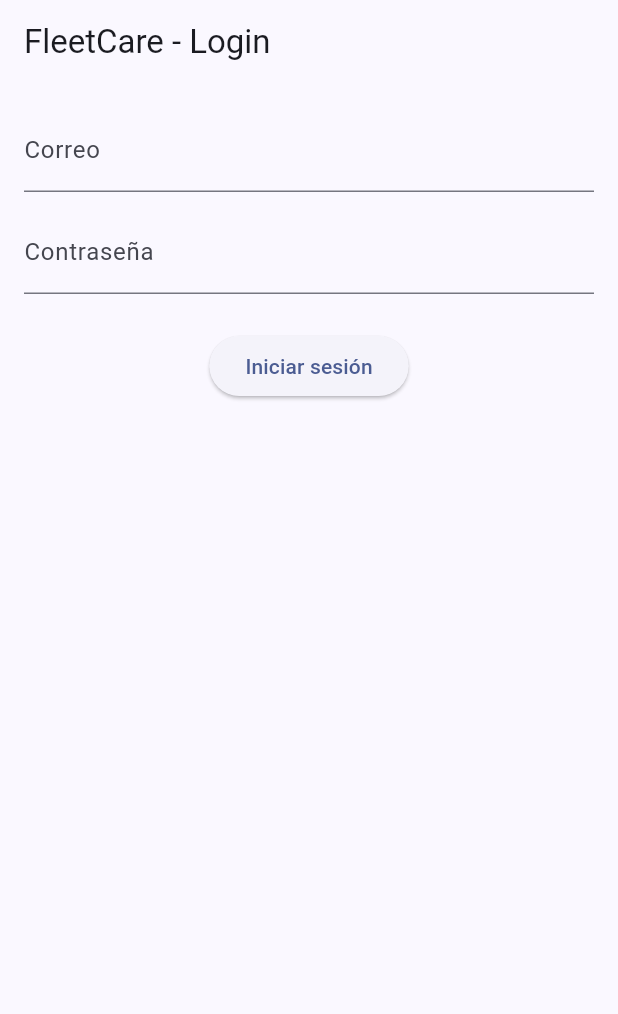
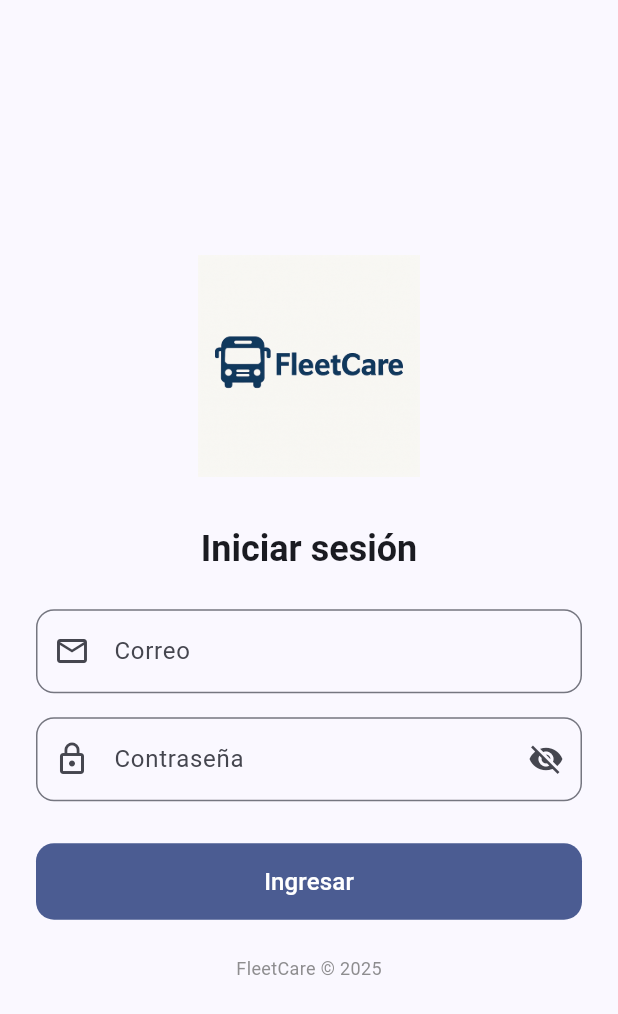
Before and after one commit to Brandon-Meneses/fleetcare_mvp, a Flutter app: the screen it shows after launch, on a phone screen of 412 x 824 dp. Shown: the top 1014 px of the screen. Run offline on Flutter 3.47's test engine with Material 3 defaults, Android fonts, the phone set to English and light mode, and no system bars; our stand-ins replace dio, flutter_riverpod, freezed_annotation, go_router, pdf, printing and 1 more.

Commit message:
Ajuste en vista de login

```diff
--- a/lib/src/features/auth/presentation/login_page.dart
+++ b/lib/src/features/auth/presentation/login_page.dart
@@ -13,6 +13,7 @@ class LoginPage extends ConsumerStatefulWidget {
 class _LoginPageState extends ConsumerState<LoginPage> {
   final _emailCtrl = TextEditingController();
   final _passCtrl = TextEditingController();
+  bool _hidePassword = true; // 👈 para controlar el ojito
 
   @override
   Widget build(BuildContext context) {
@@ -20,7 +21,7 @@ class _LoginPageState extends ConsumerState<LoginPage> {
 
     ref.listen(authControllerProvider, (previous, next) {
       if (next is AsyncData && next.hasValue) {
-        context.go("/dashboard"); // 👈 ir al dashboard tras login
+        context.go("/dashboard");
       }
       if (next is AsyncError) {
         ScaffoldMessenger.of(context).showSnackBar(
@@ -29,34 +30,117 @@ class _LoginPageState extends ConsumerState<LoginPage> {
       }
     });
 
+    final isDark = Theme.of(context).brightness == Brightness.dark;
+    final size = MediaQuery.of(context).size;
+
     return Scaffold(
-      appBar: AppBar(title: const Text("FleetCare - Login")),
-      body: Padding(
-        padding: const EdgeInsets.all(16),
+      body: Center(
+        child: SingleChildScrollView(
+          padding: const EdgeInsets.all(24),
+          child: ConstrainedBox(
+            constraints: const BoxConstraints(maxWidth: 380),
             child: Column(
+              mainAxisAlignment: MainAxisAlignment.center,
               children: [
+                // LOGO
+                AnimatedContainer(
+                  duration: const Duration(milliseconds: 500),
+                  curve: Curves.easeOut,
+                  child: Image.asset(
+                    "assets/images/image.png",
+                    height: size.height * 0.18,
+                  ),
+                ),
+                const SizedBox(height: 32),
+
+                Text(
+                  "Iniciar sesión",
+                  style: Theme.of(context).textTheme.headlineSmall?.copyWith(
+                    fontWeight: FontWeight.bold,
+                  ),
+                ),
+                const SizedBox(height: 24),
+
+                // EMAIL
                 TextField(
                   controller: _emailCtrl,
-              decoration: const InputDecoration(labelText: "Correo"),
+                  decoration: InputDecoration(
+                    labelText: "Correo",
+                    prefixIcon: const Icon(Icons.email_outlined),
+                    border: OutlineInputBorder(
+                      borderRadius: BorderRadius.circular(12),
                     ),
-            const SizedBox(height: 12),
+                  ),
+                ),
+                const SizedBox(height: 16),
+
+                // PASSWORD con ojito 😎
                 TextField(
                   controller: _passCtrl,
-              obscureText: true,
-              decoration: const InputDecoration(labelText: "Contraseña"),
+                  obscureText: _hidePassword,
+                  decoration: InputDecoration(
+                    labelText: "Contraseña",
+                    prefixIcon: const Icon(Icons.lock_outline),
+                    suffixIcon: IconButton(
+                      icon: Icon(
+                        _hidePassword
+                            ? Icons.visibility_off
+                            : Icons.visibility,
                       ),
-            const SizedBox(height: 24),
+                      onPressed: () {
+                        setState(() {
+                          _hidePassword = !_hidePassword;
+                        });
+                      },
+                    ),
+                    border: OutlineInputBorder(
+                      borderRadius: BorderRadius.circular(12),
+                    ),
+                  ),
+                ),
+
+                const SizedBox(height: 28),
+
+                // BOTÓN
                 state.isLoading
                     ? const CircularProgressIndicator()
-                : ElevatedButton(
+                    : SizedBox(
+                  width: double.infinity,
+                  child: FilledButton(
                     onPressed: () {
                       ref
                           .read(authControllerProvider.notifier)
                           .login(_emailCtrl.text, _passCtrl.text);
                     },
-              child: const Text("Iniciar sesión"),
+                    style: FilledButton.styleFrom(
+                      padding: const EdgeInsets.symmetric(vertical: 14),
+                      shape: RoundedRectangleBorder(
+                        borderRadius: BorderRadius.circular(12),
                       ),
+                    ),
+                    child: const Text(
+                      "Ingresar",
+                      style: TextStyle(fontSize: 16),
+                    ),
+                  ),
+                ),
+
+                const SizedBox(height: 24),
+
+                AnimatedOpacity(
+                  duration: const Duration(milliseconds: 500),
+                  opacity: 0.7,
+                  child: Text(
+                    "FleetCare © ${DateTime.now().year}",
+                    style: TextStyle(
+                      fontSize: 12,
+                      color: isDark ? Colors.grey[400] : Colors.grey[700],
+                    ),
+                  ),
+                )
               ],
+            ),
+          ),
         ),
       ),
     );
--- a/pubspec.yaml
+++ b/pubspec.yaml
@@ -33,3 +33,5 @@ dev_dependencies:
 
 flutter:
   uses-material-design: true
+  assets:
+    - assets/images/image.png
```
Also changed, not shown: assets/images/image.png (added). Lines whose indentation alone changed are shown as unchanged.
